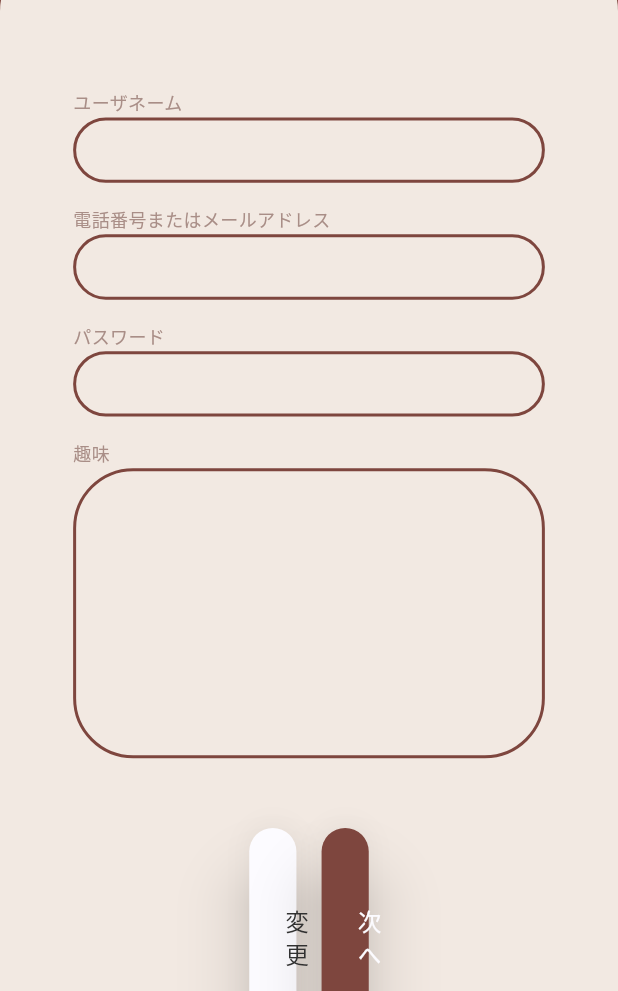
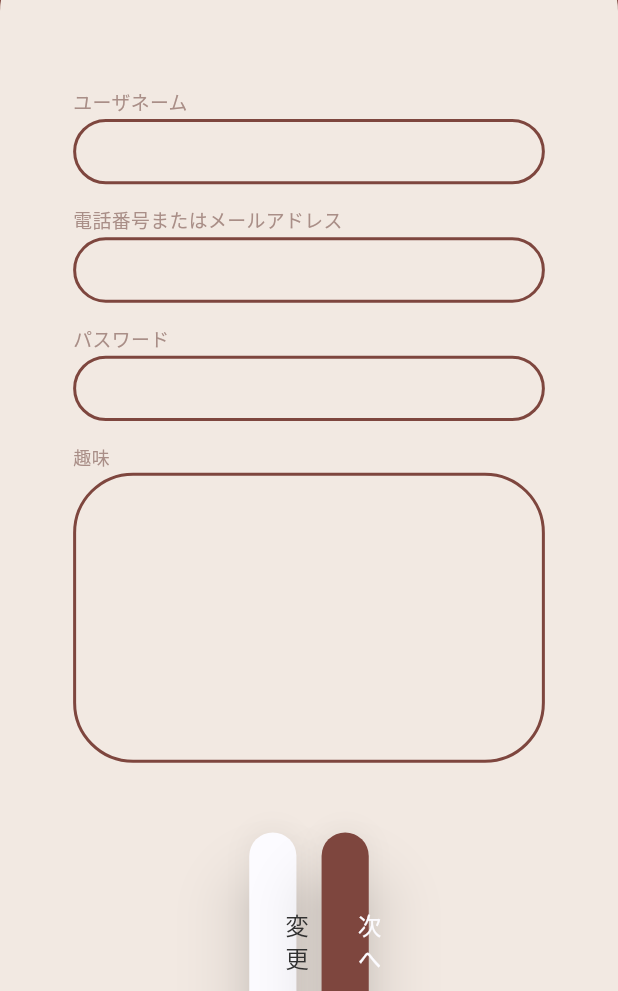
Before and after one commit to k-hinata515/time_alchemy_app, a Flutter app: the Registered_Content_Page screen opened directly, on a phone screen of 412 x 824 dp, the part 245-1236 px from its top. Run offline on Flutter 3.47's test engine with Material 3 defaults, Android fonts, the light colour scheme and no system bars; our stand-ins replace cloud_firestore, device_preview, dotted_border, firebase_auth, firebase_core, flutter_rating_bar and 7 more; missing offline and left inert: google_place; accounts and stored records are empty; generated files the repository leaves out were written again.

Commit message:
[update]コードを修正しました

```diff
--- a/lib/component/textformfield.dart
+++ b/lib/component/textformfield.dart
@@ -176,10 +176,14 @@ class List_Display extends StatelessWidget {
 class String_Display extends StatelessWidget {
   final String labelText;
   final String displayText;
+  final double height;
+  final double width;
 
   String_Display({
     required this.labelText,
     required this.displayText,
+    required this.height,
+    required this.width
   });
 
   @override
@@ -191,14 +195,14 @@ class String_Display extends StatelessWidget {
         Text(
           labelText,
           style: TextStyle(
-            fontSize: 12,
+            fontSize: screen.designW(12),
             color: Colors_compornet.textfontcolorocher,
           ),
         ),
         SizedBox(height: screen.designH(2)),
         Container(
-          height: screen.designH(45),
-          width: screen.designW(300),
+          height: screen.designH(height),
+          width: screen.designW(width),
           decoration: BoxDecoration(
             borderRadius: BorderRadius.circular(40),
             border: Border.all(
@@ -211,9 +215,13 @@ class String_Display extends StatelessWidget {
           child: Align(
             alignment: Alignment.center,
             child: Text(
-              displayText,
+              displayText.length > 9
+                  ? displayText.substring(0, 9) + '...' // 9文字以上の場合は...を追加
+                  : displayText,
               style: TextStyle(
+                fontSize: screen.designW(10.5),
                 color: Colors_compornet.textfontColorBlack,
+                fontWeight: FontWeight.bold
               ),
             ),
           ),
```
